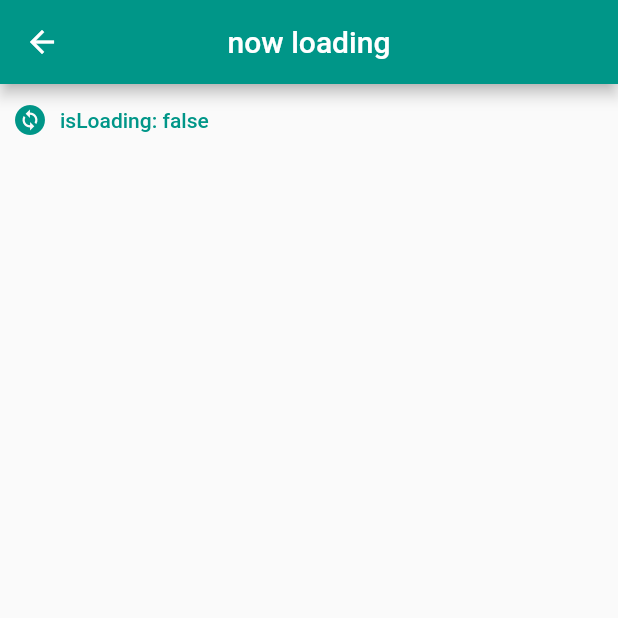
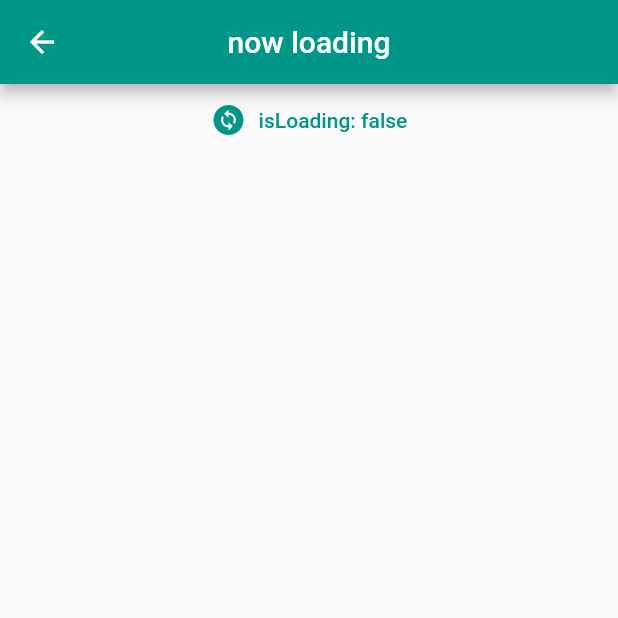
Before and after one commit to RuiOkazaki/flutter_practice_introduction, a Flutter app: the NowLoading screen opened by its route, on a phone screen of 412 x 824 dp, the top half of it. Run offline on Flutter 3.47's test engine with Material 2 defaults, Android fonts, the phone set to English and light mode, and no system bars.

Commit message:
fix: text center

```diff
--- a/lib/pages/now_loading.dart
+++ b/lib/pages/now_loading.dart
@@ -17,10 +17,13 @@ class _NowLoadingState extends State<NowLoading> {
         appBar: genHeader("now loading"),
         body: Column(
           children: [
-            TextButton.icon(
-              onPressed: _changeState,
-              icon: const Icon(Icons.change_circle),
-              label: Text('isLoading: $isLoading'),
+            Align(
+              alignment: Alignment.center,
+              child: TextButton.icon(
+                onPressed: _changeState,
+                icon: const Icon(Icons.change_circle),
+                label: Text('isLoading: $isLoading'),
+              ),
             ),
             if (isLoading)
               Center(
```
